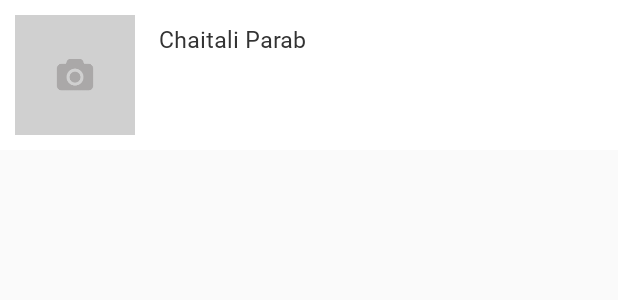
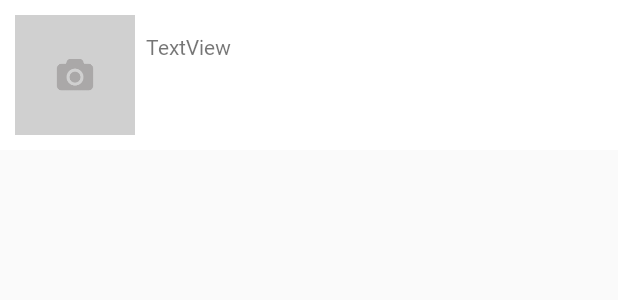
Before and after one commit to chaitali1905/Pagenation-in-Recyclerview-with-MVVM-Architecture-and-Room-Database, an Android app: the layout list_row.xml on its own in the app's theme, with its tools: preview values and no code run, on a phone screen of 412 x 824 dp. Shown: the top 300 px of the screen. Run offline under Robolectric (Android 15) with nearby library versions, the phone set to English and light mode, and no system bars.

Commit message:
UI fixes, loading corrections and added necessary comments.

```diff
--- a/app/src/main/java/com/pe/dellinspi/Repository/UserRepository.java
+++ b/app/src/main/java/com/pe/dellinspi/Repository/UserRepository.java
@@ -30,11 +30,9 @@ public class UserRepository {
 
     private static class insertAsyncTask extends AsyncTask<TTB_Users, Void, Void> {
         UserDao userDao;
-
         insertAsyncTask(UserDao dao) {
             this.userDao = dao;
         }
-
         @Override
         protected Void doInBackground(TTB_Users... ttbUsers) {
             userDao.insertUsers(ttbUsers[0]);
@@ -56,11 +54,9 @@ public class UserRepository {
 
     private static class getUser extends AsyncTask<Integer, Void, TTB_Users> {
         UserDao userDao;
-
         public getUser(UserDao userDao) {
             this.userDao = userDao;
         }
-
         @Override
         protected TTB_Users doInBackground(Integer... integers) {
             return userDao.getUserDetails(integers[0]);
@@ -78,7 +74,6 @@ public class UserRepository {
         public deleteUsers(UserDao userDao) {
             this.userDao = userDao;
         }
-
         @Override
         protected Void doInBackground(Void... voids) {
             userDao.deleteAllUsers();
--- a/app/src/main/java/com/pe/dellinspi/Views/MainActivity.java
+++ b/app/src/main/java/com/pe/dellinspi/Views/MainActivity.java
@@ -117,7 +117,7 @@ public class MainActivity extends AppCompatActivity {
             userViewModel.getAllUsers().observe(this, new Observer<List<TTB_Users>>() {
                 @Override
                 public void onChanged(@Nullable List<TTB_Users> ttb_users) {
-                    if(ttb_users != null && ttb_users.size() != 0){
+                    if (ttb_users != null && ttb_users.size() != 0) {
                         adapter.setData(ttb_users);
                         userList.setVisibility(View.VISIBLE);
                         noDataTv.setVisibility(View.GONE);
@@ -148,7 +148,6 @@ public class MainActivity extends AppCompatActivity {
                 public void onResponse(Call<ResponseObject> call, retrofit2.Response<ResponseObject> response) {
                     if (response != null) {
                         ResponseObject responseObject = response.body();
-                        pageNoLoaded.setText(pageDefaultText + responseObject.getPage() + "/" + responseObject.getTotal_pages());
                         if (responseObject != null && responseObject.getData() != null && responseObject.getData().size() != 0) {
                             try {
                                 saveData(responseObject.getData());
@@ -162,11 +161,15 @@ public class MainActivity extends AppCompatActivity {
                         if (responseObject != null && responseObject.getTotal_pages() != null && !responseObject.getTotal_pages().equals("") && responseObject.getPage() != null && !responseObject.getPage().equals("")) {
                             if (Integer.parseInt(responseObject.getPage()) >= Integer.parseInt(responseObject.getTotal_pages())) {
                                 isLoadMore = false;
+                                loadMoreProgress.setVisibility(View.GONE);
+                                return;
                             }
                         }
                         loadMoreProgress.setVisibility(View.GONE);
+                        pageNoLoaded.setText(pageDefaultText + responseObject.getPage() + "/" + responseObject.getTotal_pages());
                     }
                 }
+
                 @Override
                 public void onFailure(Call call, Throwable t) {
                     Log.e("ERR_RESPONSE", t.getMessage() + "...");
@@ -179,20 +182,27 @@ public class MainActivity extends AppCompatActivity {
     }
 
     // TRY AGAIN POP UP
-    public void showTryAgainAlert(final int currentPageNo){
+    public void showTryAgainAlert(final int currentPageNo) {
 
         AlertDialog.Builder alertDialog = new AlertDialog.Builder(MainActivity.this);
         alertDialog.setTitle("Alert");
         alertDialog.setCancelable(false);
         alertDialog.setMessage("Taking too much time to fetch users. Please Try Again.");
         alertDialog.setPositiveButton("Try Again", new DialogInterface.OnClickListener() {
-            public void onClick(DialogInterface dialog,int which) {
+            public void onClick(DialogInterface dialog, int which) {
                 dialog.dismiss();
                 getUsersPageWise(currentPageNo);
             }
         });
         alertDialog.setNegativeButton("Cancel", new DialogInterface.OnClickListener() {
             public void onClick(DialogInterface dialog, int which) {
+                if(linearLayoutManager.getItemCount() != 0){
+                    loadMoreProgress.setVisibility(View.GONE);
+                } else {
+                    userList.setVisibility(View.GONE);
+                    noDataTv.setText("Taking too much time to fetch users. Please Try Again later.");
+                    noDataTv.setVisibility(View.VISIBLE);
+                }
                 dialog.dismiss();
             }
         });
@@ -204,7 +214,7 @@ public class MainActivity extends AppCompatActivity {
         for (int i = 0; i < data.size(); i++) {
             UserObject userObject = data.get(i);
             if (userViewModel != null) {
-                if(userViewModel.getUser(Integer.parseInt(userObject.getId())) == null){
+                if (userViewModel.getUser(Integer.parseInt(userObject.getId())) == null) {
                     userViewModel.insertUser(new TTB_Users(Integer.parseInt(userObject.getId()), userObject.getFirst_name(), userObject.getLast_name(),
                             userObject.getAvatar(), false));
                 }
@@ -215,6 +225,7 @@ public class MainActivity extends AppCompatActivity {
     // RECYCLERVIEW ADAPTER
     private class MyAdapter extends RecyclerView.Adapter<MyAdapter.MyViewHolder> {
         List<TTB_Users> list = new ArrayList<>();
+
         public MyAdapter() {
         }
 
@@ -244,7 +255,7 @@ public class MainActivity extends AppCompatActivity {
             holder.getDetailsLayout.setOnClickListener(new View.OnClickListener() {
                 @Override
                 public void onClick(View view) {
-                   startActivity(new Intent(MainActivity.this,UserDetailsActivity.class).putExtra("uid",user.getId()));
+                    startActivity(new Intent(MainActivity.this, UserDetailsActivity.class).putExtra("uid", user.getId()));
                 }
             });
         }
--- a/app/src/main/res/layout/list_row.xml
+++ b/app/src/main/res/layout/list_row.xml
@@ -19,29 +19,22 @@
 
     <TextView
         android:id="@+id/uName"
-        android:layout_width="wrap_content"
+        android:layout_width="0dp"
         android:layout_height="wrap_content"
-        android:layout_marginLeft="10dp"
-        android:layout_marginTop="5dp"
+        app:layout_constraintWidth_percent="0.8"
+        android:layout_marginBottom="8dp"
+        android:layout_marginEnd="8dp"
+        android:layout_marginLeft="8dp"
+        android:layout_marginRight="8dp"
+        android:layout_marginStart="8dp"
+        android:layout_marginTop="8dp"
+        android:text="TextView"
         android:fontFamily="@font/regular"
-        android:text="Chaitali Parab "
-        android:textColor="#333333"
-        android:textSize="15dp"
-        app:layout_constraintHorizontal_bias="0.03"
-        app:layout_constraintLeft_toRightOf="@+id/uImg"
-        app:layout_constraintRight_toLeftOf="@id/check"
-        app:layout_constraintTop_toTopOf="parent" />
-
-    <CheckBox
-        android:visibility="gone"
-        android:id="@+id/check"
-        android:layout_width="wrap_content"
-        android:layout_height="wrap_content"
-        android:layout_marginEnd="8dp"
-        android:layout_marginRight="8dp"
+        app:layout_constraintBottom_toBottomOf="parent"
         app:layout_constraintEnd_toEndOf="parent"
+        app:layout_constraintHorizontal_bias="0.05"
+        app:layout_constraintStart_toEndOf="@+id/uImg"
         app:layout_constraintTop_toTopOf="parent"
-        app:layout_constraintBottom_toBottomOf="parent"
-        app:layout_constraintVertical_bias="0"/>
+        app:layout_constraintVertical_bias="0.06999999" />
 
 </android.support.constraint.ConstraintLayout>
```
